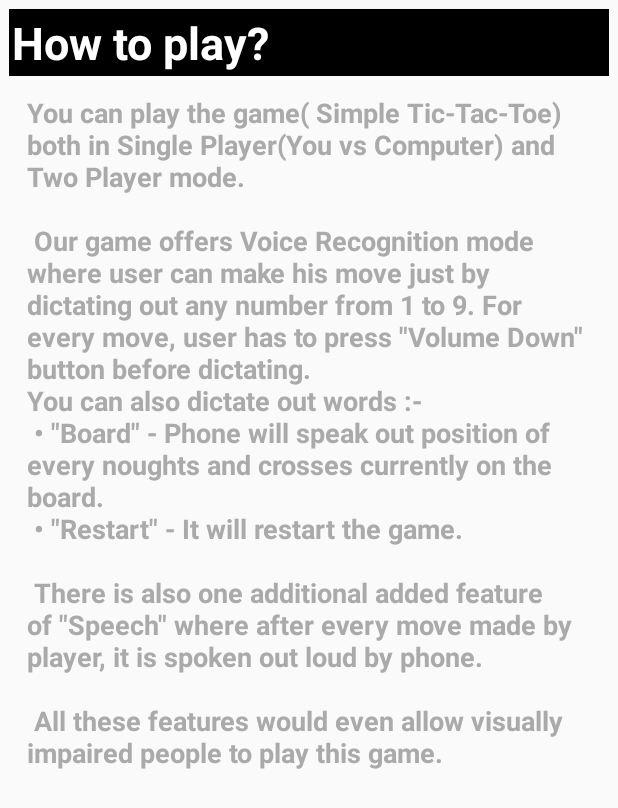
After one commit to sushant00/Tic-Tac-Toe_AndroidApp, an Android app: the helper screen opened directly, with no data from a screen before it, on a phone screen of 412 x 824 dp. The commit adds this screen. Shown: the top 808 px of the screen. Run offline under Robolectric (Android 15) with nearby library versions, the phone set to English and light mode, and no system bars.

Commit message:
addded help menu

```diff
--- a/Tic-Tac-Toe/app/src/main/AndroidManifest.xml
+++ b/Tic-Tac-Toe/app/src/main/AndroidManifest.xml
@@ -19,6 +19,10 @@
         android:name=".settingsActivity"
         android:label="@string/action_settings" >
     </activity>
+        <activity
+            android:name=".helper"
+            android:label="Help" >
+        </activity>
     </application>
 
 </manifest>
--- a/Tic-Tac-Toe/app/src/main/java/google_cs_with_android/tic_tac_toe/BoardView.java
+++ b/Tic-Tac-Toe/app/src/main/java/google_cs_with_android/tic_tac_toe/BoardView.java
@@ -6,6 +6,7 @@ import android.speech.tts.TextToSpeech;
 import android.util.Log;
 import android.view.View;
 import android.view.animation.Animation;
+import android.view.animation.AnimationSet;
 import android.view.animation.AnimationUtils;
 import android.widget.Button;
 import android.widget.TextView;
@@ -328,6 +329,7 @@ public class BoardView extends MainActivity{
     }
 
     public void animateVictory(){
+        AnimationSet as = new AnimationSet(true);
         // Checking for Rows for X or O victory.
         for (int row = 0; row<3; row++){
             if (currentBoard[row][0]==currentBoard[row][1] && currentBoard[row][1]==currentBoard[row][2]) {
@@ -430,4 +432,6 @@ public class BoardView extends MainActivity{
         }
         super.onPause();
     }
+
+
 }
--- a/Tic-Tac-Toe/app/src/main/java/google_cs_with_android/tic_tac_toe/MainActivity.java
+++ b/Tic-Tac-Toe/app/src/main/java/google_cs_with_android/tic_tac_toe/MainActivity.java
@@ -7,7 +7,6 @@ import android.preference.PreferenceManager;
 import android.os.Bundle;
 import android.speech.RecognizerIntent;
 import android.support.v7.app.AppCompatActivity;
-import android.util.Log;
 import android.view.KeyEvent;
 import android.view.Menu;
 import android.view.MenuItem;
@@ -27,7 +26,6 @@ public class MainActivity extends AppCompatActivity {
     private boolean voiceMode;
     private Button restart;
     private boolean speech; //true means moves are speaked out
-
     @Override
     protected void onCreate(Bundle savedInstanceState) {
         super.onCreate(savedInstanceState);
@@ -82,6 +80,11 @@ public class MainActivity extends AppCompatActivity {
             Intent settingsIntent = new Intent();
             settingsIntent.setClass(MainActivity.this, settingsActivity.class);
             startActivityForResult(settingsIntent, 0);
+            return true;
+        }
+        else if(id==R.id.action_help){
+            Intent intent = (new Intent(MainActivity.this, helper.class));
+            startActivity (intent);
             return true;
         }
         else if(id == R.id.exit){
@@ -173,6 +176,11 @@ public class MainActivity extends AppCompatActivity {
             boardView = new BoardView(MainActivity.this);
             boardView.init(playAgainstCom, playerMark, firstTurn, names, speech);
         }
+        /*else if (requestCode == 1) {
+            Intent intent = (new Intent(MainActivity.this, helper.class));
+            startActivity (intent);
+
+        }*/
     }
 
     @Override
--- /dev/null
+++ b/Tic-Tac-Toe/app/src/main/java/google_cs_with_android/tic_tac_toe/helper.java
@@ -0,0 +1,28 @@
+package google_cs_with_android.tic_tac_toe;
+
+import android.app.Activity;
+import android.os.Bundle;
+import android.view.Menu;
+import android.view.View;
+
+
+public class helper extends Activity {
+
+    @Override
+    protected void onCreate(Bundle savedInstanceState) {
+        super.onCreate(savedInstanceState);
+        setContentView(R.layout.help);
+    }
+
+    @Override
+    public boolean onCreateOptionsMenu(Menu menu) {
+        // Inflate the menu; this adds items to the action bar if it is present.
+        getMenuInflater().inflate(R.menu.menu_tic_tac_toe, menu);
+        return true;
+    }
+
+    public void dismiss(View v) {
+       finish();
+    }
+
+}
--- /dev/null
+++ b/Tic-Tac-Toe/app/src/main/res/layout/help.xml
@@ -0,0 +1,51 @@
+<?xml version="1.0" encoding="utf-8"?>
+<LinearLayout xmlns:android="http://schemas.android.com/apk/res/android"
+    xmlns:tools="http://schemas.android.com/tools"
+    android:layout_width="match_parent"
+    android:layout_height="match_parent">
+    <ScrollView android:id="@+id/ScrollView1"
+        android:layout_width="fill_parent"
+        android:layout_height="fill_parent">
+        <LinearLayout
+            android:orientation="vertical"
+            android:layout_width="fill_parent"
+            android:layout_height="wrap_content"
+            android:layout_weight="1"
+            android:padding="6dip"
+            >
+            <TextView
+                android:id="@+id/help_page_intro"
+                android:layout_width="match_parent"
+                android:layout_height="wrap_content"
+                android:text="How to play?"
+                android:background="#000000"
+                android:padding="2dip"
+                android:layout_weight="1"
+                android:textSize="30sp"
+                android:textColor="@android:color/background_light"
+                android:textStyle="normal|bold"
+                android:textAllCaps="false" />
+            <LinearLayout
+            android:orientation="horizontal"
+            android:layout_width="fill_parent"
+            android:layout_height="wrap_content"
+            android:layout_weight="22.83"
+            android:padding="4dip">
+            <TextView
+                android:layout_width="wrap_content"
+                android:layout_height="wrap_content"
+                android:padding="8dip"
+                android:text="You can play the game( Simple Tic-Tac-Toe) both in Single Player(You vs Computer) and Two Player mode.\n\n
+Our game offers Voice Recognition mode where user can make his move just by dictating out any number from 1 to 9. For every move, user has to press &quot;Volume Down&quot; button before dictating.\nYou can also dictate out words :-\n
+&#8226; &quot;Board&quot; - Phone will speak out position of every noughts and crosses currently on the board.\n
+&#8226; &quot;Restart&quot; - It will restart the game.\n\n
+There is also one additional added feature of &quot;Speech&quot; where after every move made by player, it is spoken out loud by phone.\n\n
+All these features would even allow visually impaired people to play this game."
+                android:textSize="18sp"
+                android:textStyle="normal|bold"
+                android:textColor="@android:color/darker_gray" />
+        </LinearLayout>
+
+        </LinearLayout>
+    </ScrollView>
+</LinearLayout>
--- a/Tic-Tac-Toe/app/src/main/res/menu/menu_tic_tac_toe.xml
+++ b/Tic-Tac-Toe/app/src/main/res/menu/menu_tic_tac_toe.xml
@@ -5,4 +5,6 @@
         android:orderInCategory="2" app:showAsAction="ifRoom"/>
     <item android:id="@+id/action_settings" android:title="@string/action_settings"
         android:orderInCategory="2" app:showAsAction="never" />
+    <item android:id="@+id/action_help" android:title="Help"
+        android:orderInCategory="2" app:showAsAction="never" />
 </menu>
--- a/Tic-Tac-Toe/app/src/main/res/values/colors.xml
+++ b/Tic-Tac-Toe/app/src/main/res/values/colors.xml
@@ -2,5 +2,5 @@
 <resources>
     <color name="colorPrimary">#3F51B5</color>
     <color name="colorPrimaryDark">#303F9F</color>
-    <color name="colorAccent">#FF4081</color>
+    <color name="colorAccent">#ff4081</color>
 </resources>
```
